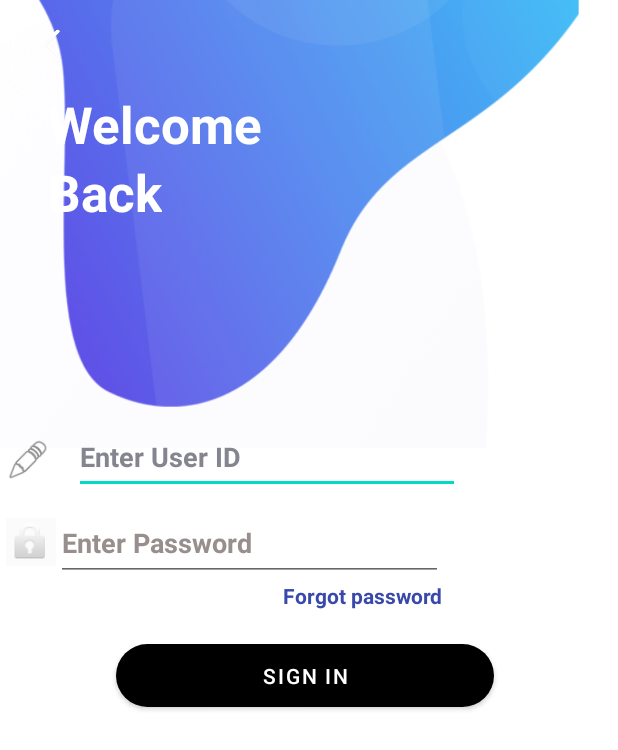
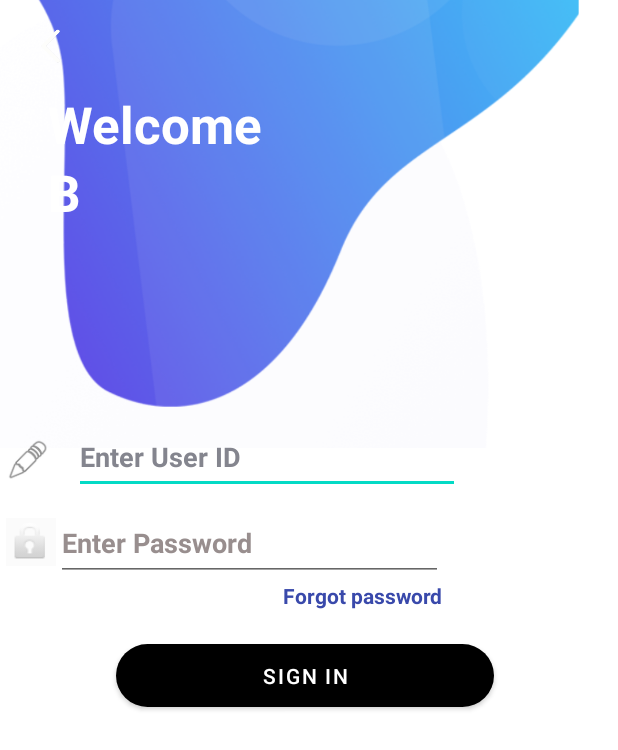
Before and after one commit to Debashrita-Roy/FoodHunt, an Android app: the SignInActivity screen opened directly, with no data from a screen before it, on a phone screen of 412 x 824 dp. Shown: the top 750 px of the screen. Run offline under Robolectric (Android 15) with nearby library versions, the light colour scheme and no system bars.

Commit message:
pre-final app

```diff
--- a/app/src/main/res/layout/activity_sign_in.xml
+++ b/app/src/main/res/layout/activity_sign_in.xml
@@ -34,8 +34,8 @@
 
     <TextView
         android:id="@+id/textView5"
-        android:layout_width="wrap_content"
-        android:layout_height="wrap_content"
+        android:layout_width="39dp"
+        android:layout_height="42dp"
         android:text="@string/back"
         android:textColor="#FFFFFF"
         android:textSize="34sp"
--- a/app/src/main/res/values/strings.xml
+++ b/app/src/main/res/values/strings.xml
@@ -1,6 +1,7 @@
 <?xml version="1.0" encoding="utf-8"?>
 <resources>
     <string name="app_name">FoodHunt</string>
+    <!-- TODO: Remove or change this placeholder text -->
     <string name="hello_blank_fragment">Hello blank fragment</string>
     <string name="open">Open</string>
     <string name="close">Close</string>
```
Also changed, not shown: 1 other file. Lines whose indentation alone changed are shown as unchanged.
